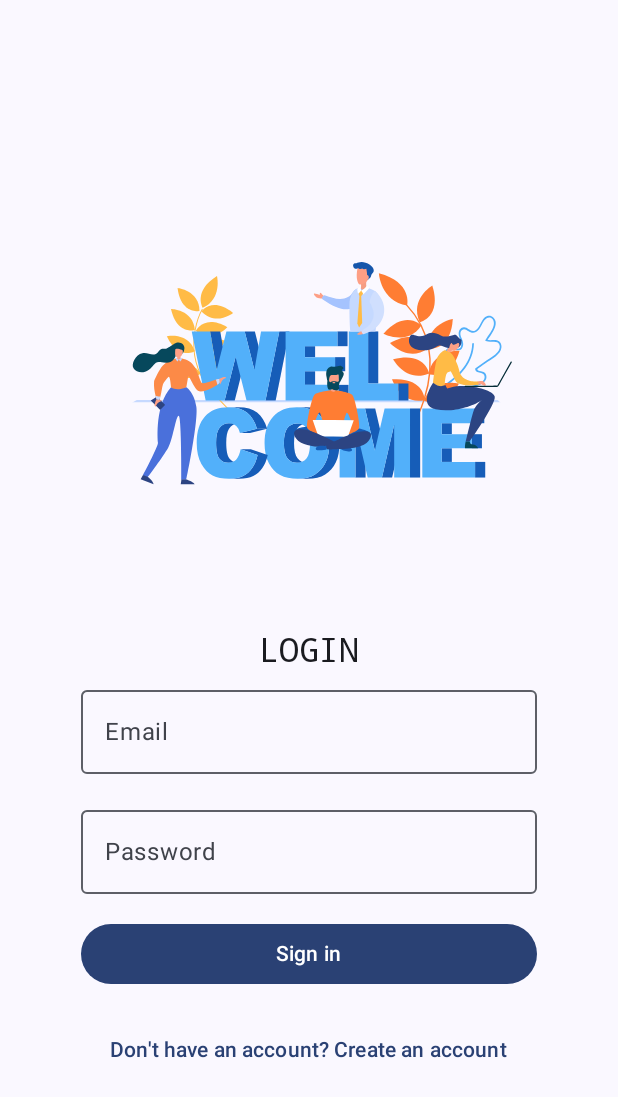
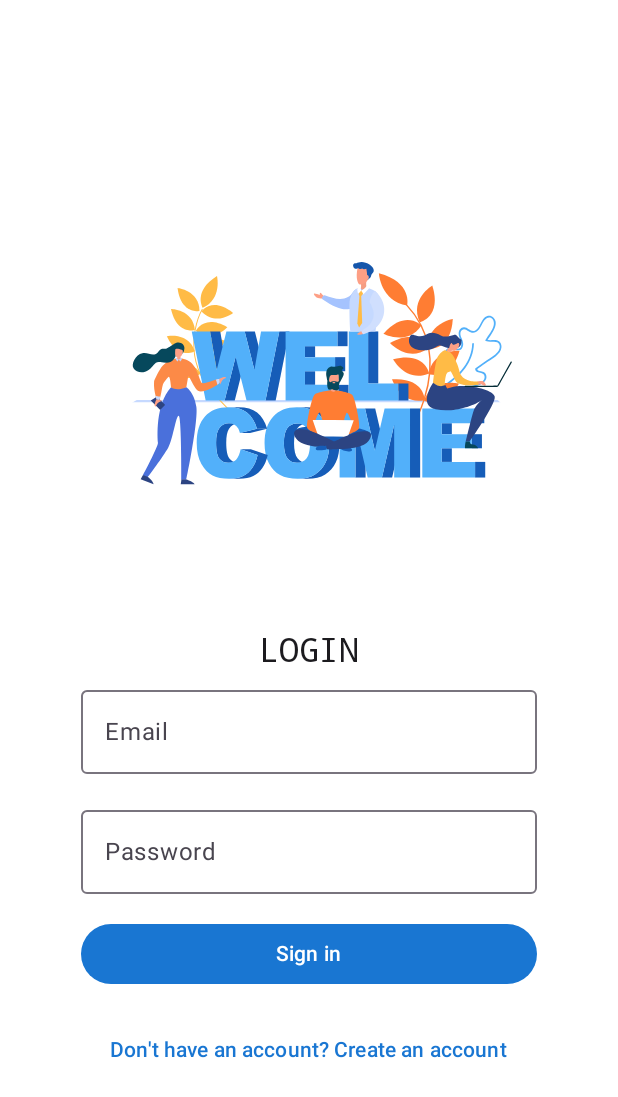
Before and after one commit to huyne465/EcommerceApp, an Android app built with Jetpack Compose: the screen it shows after launch (MainActivity), after a tap on "Login", on a phone screen of 412 x 824 dp. Shown: the top 1097 px of the screen. Run offline under Robolectric (Android 15) with nearby library versions, the light colour scheme and no system bars; our stand-ins replace Firebase (no records; nobody signed in at launch, a user with empty details on screens opened directly); libraries missing offline, so code that uses them is left out: vn.zalopay.sdk; 1 statement that could not run was skipped.

Commit message:
Updating Dark mode and Light mode feature

```diff
--- a/app/build.gradle.kts
+++ b/app/build.gradle.kts
@@ -56,6 +56,7 @@ dependencies {
     implementation(libs.firebase.firestore.ktx)
     implementation(libs.androidx.room.ktx)
     implementation(libs.play.services.identity)
+    implementation(libs.androidx.datastore.core.android)
 
 
 
@@ -111,4 +112,7 @@ dependencies {
     )))
     // Replace with path to local AAR file
     implementation ("org.jetbrains.kotlin:kotlin-stdlib-jdk7:$2.0.0")
+
+    // DataStore Preferences
+    implementation ("androidx.datastore:datastore-preferences:1.0.0")
 }
--- a/app/src/main/java/com/example/ecommerceapp/AppNavigation.kt
+++ b/app/src/main/java/com/example/ecommerceapp/AppNavigation.kt
@@ -16,11 +16,13 @@ import com.example.ecommerceapp.presentation.Shop.ProductManage.AddProductScreen
 import com.example.ecommerceapp.presentation.Shop.ShopScreen
 import com.example.ecommerceapp.presentation.AuthScreen
 import com.example.ecommerceapp.presentation.Order.OrderScreen
+import com.example.ecommerceapp.presentation.Repo.UserPreferencesRepository
 import com.example.ecommerceapp.presentation.favorite_item.FavoriteScreen
 import com.example.ecommerceapp.presentation.profile.OrderHistory.OrderDetailScreen
 import com.example.ecommerceapp.presentation.profile.OrderHistory.OrderHistoryScreen
 import com.example.ecommerceapp.presentation.profile.ProfileScreen
 import com.example.ecommerceapp.presentation.profile.Setting.SettingsScreen
+import com.example.ecommerceapp.presentation.profile.Setting.SettingsViewModel
 import com.example.ecommerceapp.presentation.profile.Setting.changePassword.ChangePasswordScreen
 import com.example.ecommerceapp.presentation.profile.UserAddress.AddAddress.AddAddressScreen
 import com.example.ecommerceapp.presentation.profile.UserAddress.AddressList.AddressListScreen
@@ -33,7 +35,10 @@ import homeScreen
 
 @RequiresApi(Build.VERSION_CODES.O)
 @Composable
-fun AppNavigation(modifier: Modifier = Modifier) {
+fun AppNavigation(
+    modifier: Modifier = Modifier,
+    userPreferencesRepository: UserPreferencesRepository
+) {
     val navController = rememberNavController()
     val signInViewModel = viewModel(modelClass = SignInViewModel::class.java)
     val signUpViewModel = viewModel(modelClass = SignUpViewModel::class.java)
@@ -171,8 +176,14 @@ fun AppNavigation(modifier: Modifier = Modifier) {
             OrderDetailScreen(navController, orderId)
         }
 
-        composable("settings") { SettingsScreen(navController) }
         composable("change_password") { ChangePasswordScreen(navController) }
+
+        composable("settings") {
+            val viewModel = viewModel<SettingsViewModel>(
+                factory = SettingsViewModel.Factory(userPreferencesRepository)
+            )
+            SettingsScreen(navController, viewModel)
+        }
 
 
     }
--- a/app/src/main/java/com/example/ecommerceapp/MainActivity.kt
+++ b/app/src/main/java/com/example/ecommerceapp/MainActivity.kt
@@ -1,31 +1,48 @@
 package com.example.ecommerceapp
 
 import android.content.Intent
+import android.os.Build
 import android.os.Bundle
 import androidx.activity.ComponentActivity
 import androidx.activity.compose.setContent
 import androidx.activity.enableEdgeToEdge
+import androidx.annotation.RequiresApi
 import androidx.compose.foundation.layout.fillMaxSize
 import androidx.compose.foundation.layout.padding
 import androidx.compose.material3.Scaffold
+import androidx.compose.runtime.collectAsState
+import androidx.compose.runtime.getValue
 import androidx.compose.ui.Modifier
+import com.example.ecommerceapp.presentation.Repo.UserPreferencesRepository
 import com.example.ecommerceapp.ui.theme.EcommerceAppTheme
-import com.example.ecommerceapp.zalopay.Constant.AppInfo
 import vn.zalopay.sdk.ZaloPaySDK;
 import vn.zalopay.sdk.Environment;
 
 class MainActivity : ComponentActivity() {
+    private lateinit var userPreferencesRepository: UserPreferencesRepository
+
+    @RequiresApi(Build.VERSION_CODES.O)
     override fun onCreate(savedInstanceState: Bundle?) {
         super.onCreate(savedInstanceState)
         enableEdgeToEdge()
 
+        // Initialize UserPreferencesRepository
+        userPreferencesRepository = UserPreferencesRepository(applicationContext)
+
         // Initialize ZaloPaySDK with your App ID from AppInfo
         ZaloPaySDK.init(553, Environment.SANDBOX)
 
+
         setContent {
-            EcommerceAppTheme {
+            // Use the repository's dark mode state
+            val isDarkMode by userPreferencesRepository.isDarkMode.collectAsState(initial = false)
+
+            EcommerceAppTheme(darkTheme = isDarkMode) {
                 Scaffold(modifier = Modifier.fillMaxSize()) { innerPadding ->
-                    AppNavigation(Modifier.padding(innerPadding))
+                    AppNavigation(
+                        Modifier.padding(innerPadding),
+                        userPreferencesRepository
+                    )
                 }
             }
         }
@@ -36,4 +53,6 @@ class MainActivity : ComponentActivity() {
         super.onNewIntent(intent)
         ZaloPaySDK.getInstance().onResult(intent)
     }
+
+
 }
--- /dev/null
+++ b/app/src/main/java/com/example/ecommerceapp/presentation/Repo/DataStoreRepository.kt
@@ -0,0 +1,29 @@
+package com.example.ecommerceapp.presentation.Repo
+
+
+import android.content.Context
+import androidx.datastore.core.DataStore
+import androidx.datastore.preferences.core.Preferences
+import androidx.datastore.preferences.core.booleanPreferencesKey
+import androidx.datastore.preferences.core.edit
+import androidx.datastore.preferences.preferencesDataStore
+import kotlinx.coroutines.flow.Flow
+import kotlinx.coroutines.flow.map
+
+val Context.dataStore: DataStore<Preferences> by preferencesDataStore(name = "settings")
+
+class UserPreferencesRepository(private val context: Context) {
+
+    private val IS_DARK_MODE = booleanPreferencesKey("is_dark_mode")
+
+    val isDarkMode: Flow<Boolean> = context.dataStore.data
+        .map { preferences ->
+            preferences[IS_DARK_MODE] ?: false
+        }
+
+    suspend fun setDarkMode(isDarkMode: Boolean) {
+        context.dataStore.edit { preferences ->
+            preferences[IS_DARK_MODE] = isDarkMode
+        }
+    }
+}
--- a/app/src/main/java/com/example/ecommerceapp/presentation/profile/Setting/SettingScreen.kt
+++ b/app/src/main/java/com/example/ecommerceapp/presentation/profile/Setting/SettingScreen.kt
@@ -3,7 +3,6 @@ package com.example.ecommerceapp.presentation.profile.Setting
 import androidx.compose.foundation.layout.*
 import androidx.compose.material.icons.Icons
 import androidx.compose.material.icons.automirrored.filled.ArrowBack
-import androidx.compose.material.icons.filled.ArrowBack
 import androidx.compose.material3.*
 import androidx.compose.runtime.*
 import androidx.compose.ui.Alignment
--- a/app/src/main/java/com/example/ecommerceapp/ui/theme/Theme.kt
+++ b/app/src/main/java/com/example/ecommerceapp/ui/theme/Theme.kt
@@ -9,49 +9,84 @@ import androidx.compose.material3.dynamicDarkColorScheme
 import androidx.compose.material3.dynamicLightColorScheme
 import androidx.compose.material3.lightColorScheme
 import androidx.compose.runtime.Composable
+import androidx.compose.ui.graphics.Color
 import androidx.compose.ui.platform.LocalContext
+import androidx.compose.foundation.isSystemInDarkTheme
+import androidx.compose.material3.*
+
+
+/*SHADES (Base blue + black):
+
+Color(0xFF1976D2) // Medium blue
+Color(0xFF0D47A1) // Darker blue
+Color(0xFF052C65) // Very dark blue
+Color(0xFF021C42) // Nearly black-blue
+Color(0xFF00102A) // Almost black
+
+TONES (Base blue + grey):
+
+Color(0xFF1976D2) // Same base blue
+Color(0xFF4B89C8) // Blue-grey
+Color(0xFF789DC0) // More grey-blue
+Color(0xFF94A7B8) // Grey with blue tint
+Color(0xFFA9B2BC) // Mostly grey
+
+TINTS (Base blue + white):
+
+Color(0xFF1976D2) // Same base blue
+Color(0xFF57A5E5) // Lighter blue
+Color(0xFF7FD4F7) // Light blue
+Color(0xFFA6E6F7) // Very light blue
+Color(0xFFD9F6FB) // Almost white blue*/
+
+// Define your custom colors
+val LightPrimary = Color(0xFF1976D2)
+val LightPrimaryVariant = Color(0xFF4B89C8)
+val LightSecondary = Color(0xFF789DC0)
+val LightBackground = Color(0xFFFFFFFF) // White background for light mode
+
+val DarkPrimary = Color(0xFFD9F6FB)
+val DarkPrimaryVariant = Color(0xFF4B89C8)
+val DarkSecondary = Color(0xFF789DC0)
+val DarkBackground = Color(0xFF121212) // Dark background for dark mode
 
 private val DarkColorScheme = darkColorScheme(
-    primary = Purple80,
-    secondary = PurpleGrey80,
-    tertiary = Pink80
+    primary = DarkPrimary,
+    primaryContainer = DarkPrimaryVariant,
+    secondary = DarkSecondary,
+    background = DarkBackground,
+    surface = DarkBackground,
+    onPrimary = Color.Black,
+    onSecondary = Color.White,
+    onBackground = Color.White,
+    onSurface = Color.White
 )
 
 private val LightColorScheme = lightColorScheme(
-    primary = Purple40,
-    secondary = PurpleGrey40,
-    tertiary = Pink40
-
-    /* Other default colors to override
-    background = Color(0xFFFFFBFE),
-    surface = Color(0xFFFFFBFE),
+    primary = LightPrimary,
+    primaryContainer = LightPrimaryVariant,
+    secondary = LightSecondary,
+    background = LightBackground,
+    surface = LightBackground,
     onPrimary = Color.White,
-    onSecondary = Color.White,
-    onTertiary = Color.White,
+    onSecondary = Color.Black,
     onBackground = Color(0xFF1C1B1F),
-    onSurface = Color(0xFF1C1B1F),
-    */
+    onSurface = Color(0xFF1C1B1F)
 )
 
 @Composable
 fun EcommerceAppTheme(
     darkTheme: Boolean = isSystemInDarkTheme(),
-    // Dynamic color is available on Android 12+
-    dynamicColor: Boolean = true,
     content: @Composable () -> Unit
 ) {
-    val colorScheme = when {
-        dynamicColor && Build.VERSION.SDK_INT >= Build.VERSION_CODES.S -> {
-            val context = LocalContext.current
-            if (darkTheme) dynamicDarkColorScheme(context) else dynamicLightColorScheme(context)
-        }
-
-        darkTheme -> DarkColorScheme
-        else -> LightColorScheme
+    val colors = if (darkTheme) {
+        DarkColorScheme
+    } else {
+        LightColorScheme
     }
 
     MaterialTheme(
-        colorScheme = colorScheme,
+        colorScheme = colors,
         typography = Typography,
         content = content
     )
--- a/gradle/libs.versions.toml
+++ b/gradle/libs.versions.toml
@@ -15,6 +15,7 @@ firebaseDatabase = "21.0.0"
 firebaseFirestoreKtx = "25.1.2"
 roomKtx = "2.6.1"
 playServicesIdentity = "18.1.0"
+datastoreCoreAndroid = "1.1.3"
 
 [libraries]
 androidx-core-ktx = { group = "androidx.core", name = "core-ktx", version.ref = "coreKtx" }
@@ -37,6 +38,7 @@ firebase-database = { group = "com.google.firebase", name = "firebase-database",
 firebase-firestore-ktx = { group = "com.google.firebase", name = "firebase-firestore-ktx", version.ref = "firebaseFirestoreKtx" }
 androidx-room-ktx = { group = "androidx.room", name = "room-ktx", version.ref = "roomKtx" }
 play-services-identity = { group = "com.google.android.gms", name = "play-services-identity", version.ref = "playServicesIdentity" }
+androidx-datastore-core-android = { group = "androidx.datastore", name = "datastore-core-android", version.ref = "datastoreCoreAndroid" }
 
 [plugins]
 android-application = { id = "com.android.application", version.ref = "agp" }
```
Also changed, not shown: app/src/main/java/com/example/ecommerceapp/presentation/profile/Setting/SettingViewModel.kt (+30 -5 lines).
